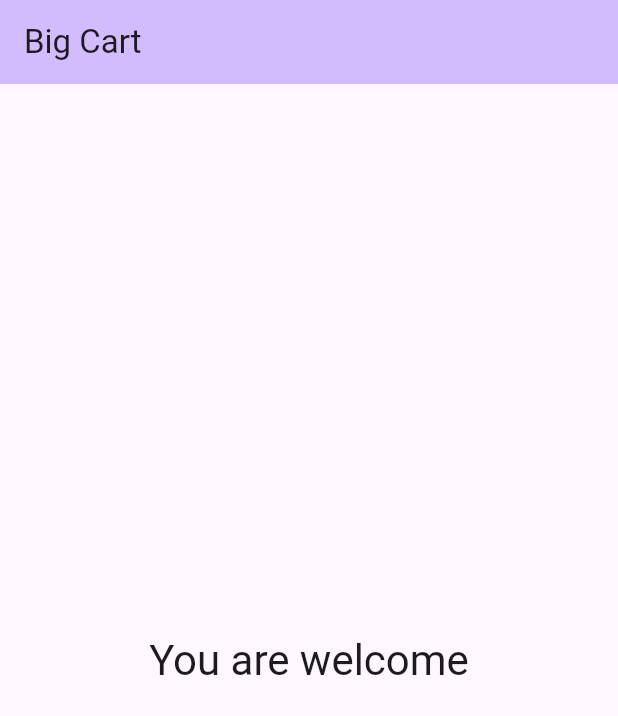
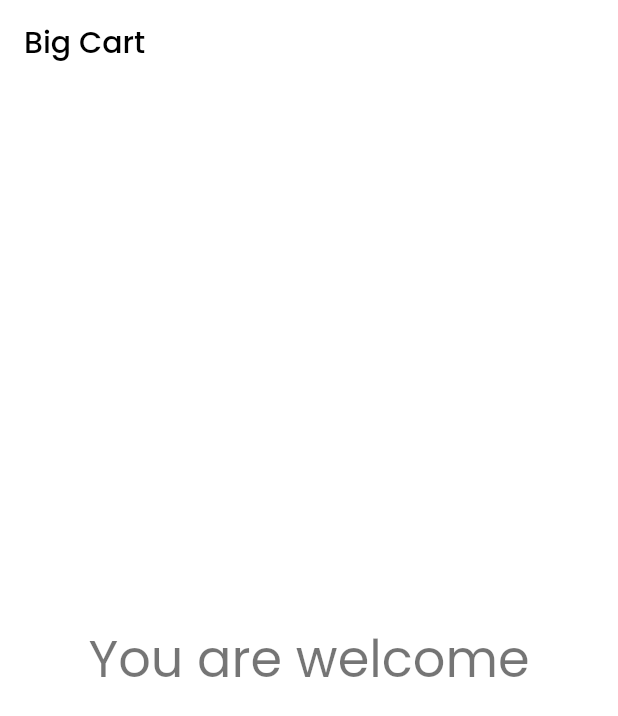
Before and after one commit to Manuelkpatsu/big_cart, a Flutter app: the screen it shows after launch, on a phone screen of 412 x 824 dp. Shown: the top 716 px of the screen. Run offline on Flutter 3.47's test engine with Material 2 defaults, Android fonts, the phone set to English and light mode, and no system bars; our stand-ins replace google_fonts.

Commit message:
Add theme and color customisation

```diff
--- a/lib/main.dart
+++ b/lib/main.dart
@@ -1,4 +1,6 @@
 import 'package:flutter/material.dart';
+
+import 'theme/custom_theme.dart';
 
 void main() {
   runApp(const MyApp());
@@ -12,10 +14,7 @@ class MyApp extends StatelessWidget {
     return MaterialApp(
       debugShowCheckedModeBanner: false,
       title: 'Big Cart',
-      theme: ThemeData(
-        colorScheme: ColorScheme.fromSeed(seedColor: Colors.deepPurple),
-        useMaterial3: true,
-      ),
+      theme: CustomTheme.theme,
       home: const MyHomePage(),
     );
   }
--- /dev/null
+++ b/lib/theme/custom_color.dart
@@ -0,0 +1,12 @@
+import 'package:flutter/material.dart';
+
+class CustomColor {
+  static const Color borderColor = Color(0xffebebeb);
+  static const Color backgroundColor = Color(0xfff4f5f9);
+  static const Color lightGrayBackgroundColor = Color(0xfff5f5f5);
+  static const Color linkColor = Color(0xff407ec7);
+  static const Color grayTextColor = Color(0xff868889);
+  static const Color primaryColor = Color(0xffaedc81);
+  static const Color primaryDarkColor = Color(0xff6cc51d);
+  static const Color primaryLightColor = Color(0xffebffd7);
+}
--- /dev/null
+++ b/lib/theme/custom_theme.dart
@@ -0,0 +1,39 @@
+import 'package:flutter/material.dart';
+import 'package:flutter/services.dart';
+import 'package:google_fonts/google_fonts.dart';
+
+import 'custom_color.dart';
+
+class CustomTheme {
+  static ThemeData get theme {
+    return ThemeData(
+      scaffoldBackgroundColor: Colors.white,
+      primaryColor: CustomColor.primaryColor,
+      canvasColor: Colors.transparent,
+      appBarTheme: const AppBarTheme(
+        elevation: 0,
+        backgroundColor: Colors.white,
+        foregroundColor: Colors.black,
+        iconTheme: IconThemeData(color: Colors.black),
+        systemOverlayStyle: SystemUiOverlayStyle.dark,
+      ),
+      textTheme: GoogleFonts.poppinsTextTheme(),
+      elevatedButtonTheme: ElevatedButtonThemeData(
+        style: ElevatedButton.styleFrom(
+          backgroundColor: CustomColor.primaryDarkColor,
+          textStyle: const TextStyle(
+            fontSize: 15,
+            fontWeight: FontWeight.w600,
+            height: 1.0,
+          ),
+          elevation: 0,
+          foregroundColor: Colors.white,
+          shape: const RoundedRectangleBorder(
+            borderRadius: BorderRadius.all(Radius.circular(5)),
+          ),
+          minimumSize: const Size.fromHeight(60),
+        ),
+      ),
+    );
+  }
+}
--- a/pubspec.yaml
+++ b/pubspec.yaml
@@ -8,6 +8,7 @@ environment:
 dependencies:
   flutter:
     sdk: flutter
+  google_fonts: ^5.1.0
   cupertino_icons: ^1.0.2
 
 dev_dependencies:
```
Also changed, not shown: pubspec.lock, 10 other files.
